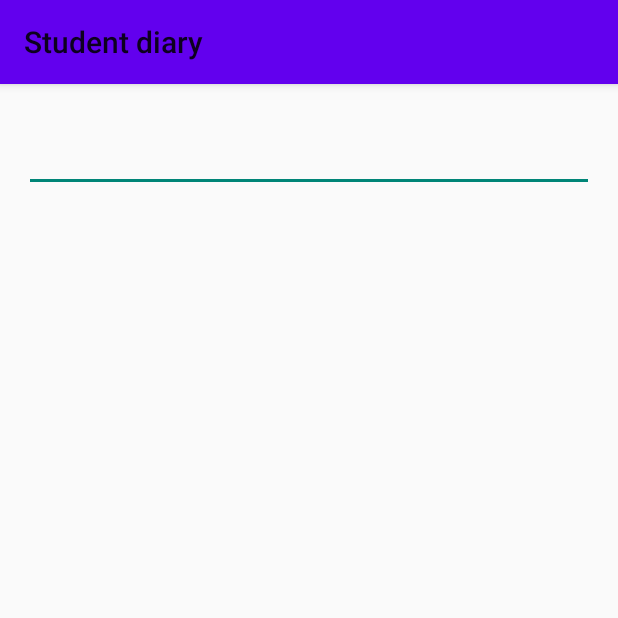
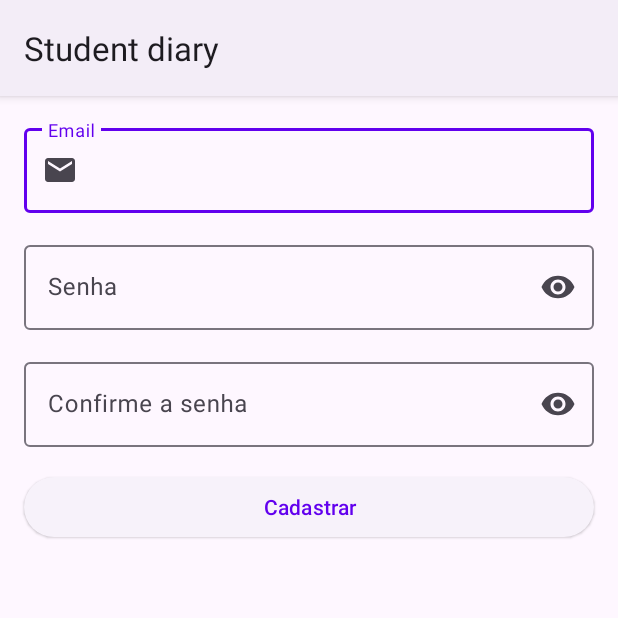
Before and after one commit to DevLeonardoTissi/Student_diary, an Android app: the screen it shows after launch (MainActivity), on a phone screen of 412 x 824 dp, the top half of it. Run offline under Robolectric (Android 15) with nearby library versions, the phone set to English and light mode, and no system bars; our stand-ins replace Firebase (no records; nobody signed in at launch, a user with empty details on screens opened directly).

Commit message:
register xml

```diff
--- a/app/build.gradle
+++ b/app/build.gradle
@@ -61,6 +61,7 @@ dependencies {
 
     implementation platform('com.google.firebase:firebase-bom:31.2.3')
     implementation 'com.google.firebase:firebase-analytics-ktx'
+    implementation 'com.google.android.gms:play-services-auth:20.4.1'
 
     implementation 'com.google.firebase:firebase-auth-ktx'
 
--- a/app/src/main/java/com/example/studentdiary/repository/FirebaseAuthRepository.kt
+++ b/app/src/main/java/com/example/studentdiary/repository/FirebaseAuthRepository.kt
@@ -11,4 +11,8 @@ class FirebaseAuthRepository(private val firebaseAuth: FirebaseAuth) {
     fun register(user: User): Task<AuthResult> {
         return firebaseAuth.createUserWithEmailAndPassword(user.name, user.password)
     }
+
+    fun authenticate(user: User): Task<AuthResult> {
+        return firebaseAuth.signInWithEmailAndPassword(user.name, user.password)
+    }
 }
--- /dev/null
+++ b/app/src/main/res/drawable/ic_email.xml
@@ -0,0 +1,5 @@
+<vector android:height="24dp" android:tint="#000000"
+    android:viewportHeight="24" android:viewportWidth="24"
+    android:width="24dp" xmlns:android="http://schemas.android.com/apk/res/android">
+    <path android:fillColor="@android:color/white" android:pathData="M20,4L4,4c-1.1,0 -1.99,0.9 -1.99,2L2,18c0,1.1 0.9,2 2,2h16c1.1,0 2,-0.9 2,-2L22,6c0,-1.1 -0.9,-2 -2,-2zM20,8l-8,5 -8,-5L4,6l8,5 8,-5v2z"/>
+</vector>
--- a/app/src/main/res/layout/fragment_register.xml
+++ b/app/src/main/res/layout/fragment_register.xml
@@ -12,23 +12,64 @@
         android:layout_height="wrap_content">
 
         <com.google.android.material.textfield.TextInputLayout
-            android:id="@+id/cadastro_usuario_email"
-            android:layout_width="0dp"
-            android:layout_height="wrap_content"
-            android:layout_margin="16dp"
-            app:layout_constraintBottom_toBottomOf="parent"
+            android:id="@+id/fragment_register_textfield_email"
+            style="@style/textField"
+            app:layout_constraintTop_toTopOf="parent"
             app:layout_constraintEnd_toEndOf="parent"
             app:layout_constraintStart_toStartOf="parent"
-            app:layout_constraintTop_toTopOf="parent"
-            app:layout_constraintVertical_bias="0.0">
+            android:hint="@string/register_fragment_text_field_hint_email"
+            app:endIconMode="clear_text"
+            app:startIconDrawable="@drawable/ic_email">
 
             <com.google.android.material.textfield.TextInputEditText
                 android:layout_width="match_parent"
                 android:layout_height="wrap_content"
-                android:inputType="textEmailAddress"
-                android:textSize="18sp" />
+                android:inputType="textEmailAddress" />
+
         </com.google.android.material.textfield.TextInputLayout>
-    </androidx.constraintlayout.widget.ConstraintLayout>
+
+        <com.google.android.material.textfield.TextInputLayout
+            android:id="@+id/fragment_register_textfield_password"
+            style="@style/textField"
+            app:layout_constraintTop_toBottomOf="@id/fragment_register_textfield_email"
+            app:layout_constraintEnd_toEndOf="parent"
+            app:layout_constraintStart_toStartOf="parent"
+            android:hint="@string/register_fragment_text_field_hint_password"
+            app:endIconMode="password_toggle">
+
+            <com.google.android.material.textfield.TextInputEditText
+                android:layout_width="match_parent"
+                android:layout_height="wrap_content"
+                android:inputType="textPassword" />
+
+        </com.google.android.material.textfield.TextInputLayout>
+
+        <com.google.android.material.textfield.TextInputLayout
+            android:id="@+id/fragment_register_textfield_passwordChecker"
+            style="@style/textField"
+            app:layout_constraintTop_toBottomOf="@id/fragment_register_textfield_password"
+            app:layout_constraintEnd_toEndOf="parent"
+            app:layout_constraintStart_toStartOf="parent"
+            android:hint="@string/register_fragment_text_field_hint_passwordChecker"
+            app:endIconMode="password_toggle">
+
+            <com.google.android.material.textfield.TextInputEditText
+                android:layout_width="match_parent"
+                android:layout_height="wrap_content"
+                android:inputType="textPassword" />
+
+        </com.google.android.material.textfield.TextInputLayout>
+
+        <Button
+            android:id="@+id/fragment_register_registerButton"
+            app:layout_constraintStart_toStartOf="parent"
+            app:layout_constraintEnd_toEndOf="parent"
+            app:layout_constraintTop_toBottomOf="@id/fragment_register_textfield_passwordChecker"
+            style="@style/elevationButton"
+            android:text="@string/register_fragment_registerButton"
+            />
 
 
+
+    </androidx.constraintlayout.widget.ConstraintLayout>
 </ScrollView>
--- /dev/null
+++ b/app/src/main/res/values/dimens.xml
@@ -0,0 +1,4 @@
+<?xml version="1.0" encoding="utf-8"?>
+<resources>
+    <dimen name="margin_default">16dp</dimen>
+</resources>
--- a/app/src/main/res/values/strings.xml
+++ b/app/src/main/res/values/strings.xml
@@ -10,6 +10,14 @@
     <string name="register_fragment_snackbar_message_firebase_auth_illegal_argument_exception">Existem campos vazios</string>
     <string name="register_fragment_snackbar_message_unknown_error">Erro desconhecido</string>
     <string name="register_fragment_snackbar_message_registration_done">Cadastro realizado</string>
+    <string name="register_fragment_text_field_hint_email">Email</string>
+    <string name="register_fragment_text_field_hint_password">Senha</string>
+    <string name="register_fragment_text_field_hint_passwordChecker">Confirme a senha</string>
+    <string name="register_fragment_registerButton">Cadastrar</string>
+    <string name="register_fragment_text_field_error_email_required">Email necessário</string>
+    <string name="register_fragment_text_field_error_password_required">Senha necessária</string>
+    <string name="register_fragment_text_field_error_different_password">Senhas diferentes</string>
 
-    <string name="register_fragment_textfield_hint_email">Email</string>
+
+
 </resources>
--- /dev/null
+++ b/app/src/main/res/values/styles.xml
@@ -0,0 +1,16 @@
+<?xml version="1.0" encoding="utf-8"?>
+<resources>
+
+    <style name="textField" parent="@style/Widget.Material3.TextInputLayout.OutlinedBox">
+        <item name="android:layout_margin">@dimen/margin_default</item>
+        <item name="android:layout_width">0dp</item>
+        <item name="android:layout_height">wrap_content</item>
+    </style>
+
+    <style name="elevationButton" parent="@style/Widget.Material3.Button.ElevatedButton">
+        <item name="android:layout_margin">@dimen/margin_default</item>
+        <item name="android:layout_width">0dp</item>
+        <item name="android:layout_height">wrap_content</item>
+
+    </style>
+</resources>
--- a/app/src/main/res/values/themes.xml
+++ b/app/src/main/res/values/themes.xml
@@ -1,10 +1,10 @@
 <resources xmlns:tools="http://schemas.android.com/tools">
     <!-- Base application theme. -->
-    <style name="Theme.StudentDiary" parent="Theme.AppCompat.Light">
+    <style name="Theme.StudentDiary" parent="Theme.Material3.Light">
         <!-- Primary brand color. -->
         <item name="colorPrimary">@color/purple_500</item>
         <item name="colorPrimaryVariant">@color/purple_700</item>
-        <item name="colorOnPrimary">@color/white</item>
+        <item name="colorOnPrimary">@color/purple_200</item>
         <!-- Secondary brand color. -->
         <item name="colorSecondary">@color/teal_200</item>
         <item name="colorSecondaryVariant">@color/teal_700</item>
```
Also changed, not shown: app/src/main/java/com/example/studentdiary/ui/fragment/registerFragment/RegisterFragment.kt (+69 -12 lines).
